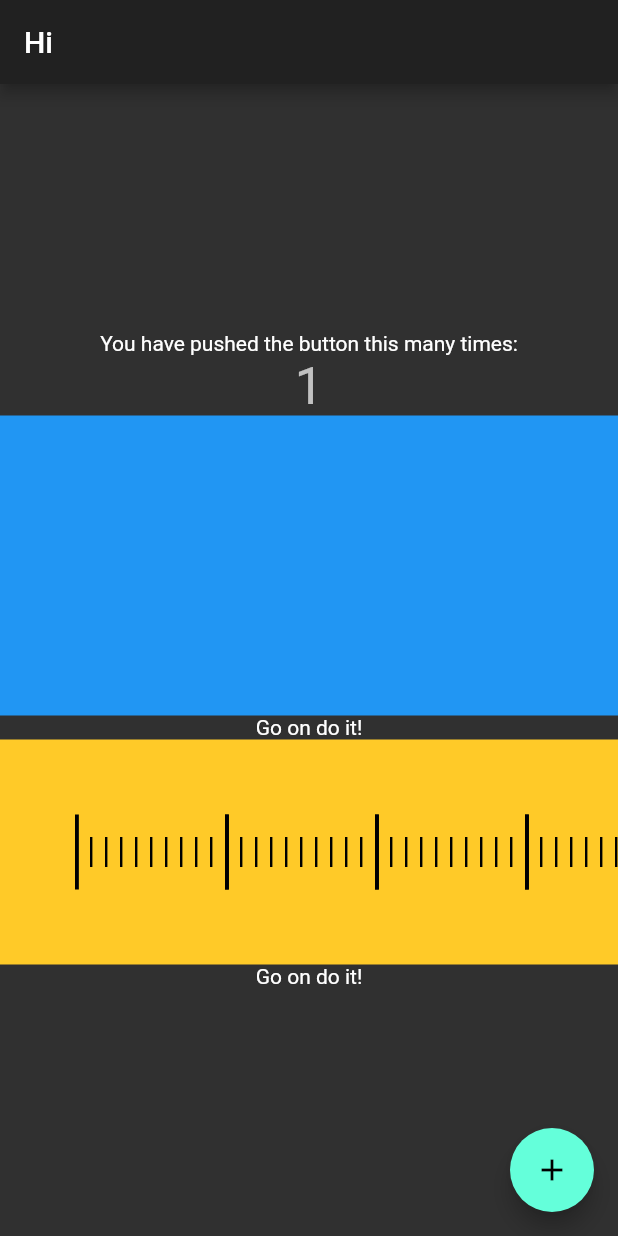
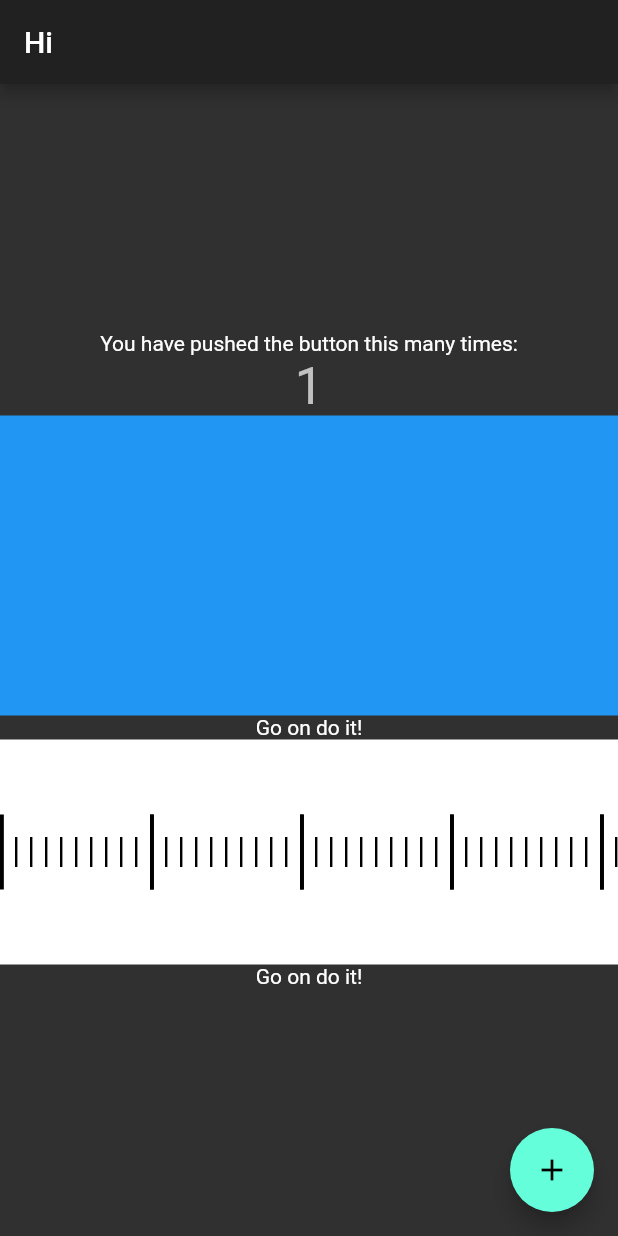
Before and after one commit to 4amVim/flutterStarter, a Flutter app: the screen it shows after launch, after a tap on the "add" icon, on a phone screen of 412 x 824 dp. Run offline on Flutter 3.47's test engine with Material 2 defaults, Android fonts, the phone set to English and light mode, and no system bars.

Commit message:
feat: :fire: its done

```diff
--- a/lib/main.dart
+++ b/lib/main.dart
@@ -14,6 +14,63 @@ class MyHomePage extends StatefulWidget {
   MyHomePage();
   @override
   _MyHomePageState createState() => _MyHomePageState();
+}
+
+class Ticker1 extends CustomPainter {
+  static double currentOffset = 0;
+  static double currentStart = 0;
+  // static Ticker1? zeTick;
+
+  Ticker1();
+
+  @override
+  void paint(Canvas canvas, Size size) {
+    print('gonna paint');
+    var xAxis = size.height / 2;
+    canvas
+      ..drawRect(Offset.zero & size, Paint()..color = Colors.white)
+      ..translate(currentStart, 0)
+      ..translate(0, xAxis);
+    // canvas.translate(offset, 0);
+    canvas.translate(currentOffset, 0);
+    // currentOffset = offset;
+
+    ///Add [howMany] number of segments to the tape
+    Canvas _addSegments(Canvas cvs, int howMany) {
+      Rect tensLine(double xOffset) => Offset(xOffset, -25) & Size(2.56, 50);
+      Rect unitLine(double xOffset) => Offset(xOffset, -10) & Size(1.6, 20);
+      var black = Paint()..color = Colors.black;
+      //* Draw segments
+      for (var no = 0; no < howMany; no++) {
+        //* Draw a segment
+        cvs.drawRect(tensLine(no * 100), black);
+        for (var i = 1; i < 10; i++) {
+          cvs.drawRect(unitLine(i * 10 + no * 100), black);
+        }
+        cvs.drawRect(tensLine((no + 1) * 100), black);
+      }
+      return cvs;
+    }
+
+    _addSegments(canvas, 9);
+  }
+
+  @override
+  bool shouldRepaint(Ticker1 oldDelegate) {
+    return false;
+  }
+
+  static offsetBy(double offset) {
+    print('offsetting by $offset');
+    currentOffset = offset;
+    // currentOffset += offset;
+  }
+
+  static void shiftStart() {
+    currentStart = currentOffset + currentStart;
+    currentOffset = 0;
+    print('told to start at $currentStart');
+  }
 }
 
 class _MyHomePageState extends State<MyHomePage> {
@@ -47,28 +104,36 @@ class _MyHomePageState extends State<MyHomePage> {
                       height: 200, child: Container(color: Colors.blue))),
               Text(text),
               Listener(
+                  //1
                   behavior: HitTestBehavior.opaque,
                   onPointerDown: (details) {
                     initialX = details.localPosition;
-                    print(initialX);
                   },
                   onPointerMove: (details) {
-                    var dx = details.localPosition.dx.toStringAsFixed(2);
-                    var dy = details.localPosition.dy.toStringAsFixed(2);
+                    var poka = details.localPosition.dx - initialX.dx;
                     setState(() {
-                      var poka = details.localPosition - initialX;
-                      offset = poka.dx; //double.parse(dx);
-                      text1 = '$initialX' 'poka.dx:${poka.dx}';
+                      Ticker1.offsetBy(poka);
+                      text1 =
+                          'Start: ${Ticker1.currentStart.toStringAsFixed(1)}'
+                          'offset: ${Ticker1.currentOffset.toStringAsFixed(1)}';
+                      // offset = offset + 1;
                     });
                   },
                   onPointerUp: (_) {
-                    nextTime = Ticker.zeTick!.offset;
+                    // nextTime = T+icker1.zeTick!.offset;
+                    print('current ??' + Ticker1.currentOffset.toString());
+                    setState(() {
+                      Ticker1.shiftStart();
+                      text1 =
+                          'Start: ${Ticker1.currentStart.toStringAsFixed(1)}'
+                          'offset: ${Ticker1.currentOffset.toStringAsFixed(1)}';
+                      // offset = offset + 1;
+                    });
                   },
                   child: SizedBox(
                       height: 150,
-                      child: CustomPaint(
-                          painter: Ticker.offset(offset, nextTime),
-                          child: Container()))),
+                      child:
+                          CustomPaint(painter: Ticker1(), child: Container()))),
               Text(text1)
             ])),
         floatingActionButton: FloatingActionButton(
@@ -78,65 +143,3 @@ class _MyHomePageState extends State<MyHomePage> {
         ), // This trailing comma makes auto-formatting nicer for build methods.
       );
 }
-
-/// What we do is, to build a Ticker given a start position,
-class Ticker extends CustomPainter {
-  double offset;
-
-  static Ticker? zeTick;
-  double zeroPosition;
-
-  Ticker(this.offset, this.zeroPosition);
-
-  factory Ticker.offset(offset, start) {
-    if (zeTick == null) {
-      print('pokoka');
-      zeTick = Ticker(offset, 50); //zeTick!.offset + offset);
-    } else {
-      zeTick = Ticker(offset,
-          zeTick!.offset + zeTick!.zeroPosition); //zeTick!.offset + offset);
-    }
-    return zeTick!;
-  }
-
-  @override
-  void paint(Canvas canvas, Size size) {
-    var xAxis = size.height / 2;
-    canvas
-      // ..translate(zeroPosition, 0)
-      ..drawRect(Offset.zero & size, Paint()..color = Color(0xFFFFCA28))
-      ..translate(0, xAxis);
-    canvas.translate(offset, 0);
-    canvas.translate(zeroPosition, 0);
-    print('current offset' + (offset + zeroPosition).toString());
-
-    ///Add [howMany] number of segments to the tape
-    Canvas _addSegments(Canvas cvs, int howMany) {
-      Rect tensLine(double xOffset) => Offset(xOffset, -25) & Size(2.56, 50);
-      Rect unitLine(double xOffset) => Offset(xOffset, -10) & Size(1.6, 20);
-      var black = Paint()..color = Colors.black;
-      //* Draw segments
-      for (var no = 0; no < howMany; no++) {
-        //* Draw a segment
-        cvs.drawRect(tensLine(no * 100), black);
-        for (var i = 1; i < 10; i++) {
-          cvs.drawRect(unitLine(i * 10 + no * 100), black);
-        }
-        cvs.drawRect(tensLine((no + 1) * 100), black);
-      }
-      return cvs;
-    }
-
-    _addSegments(canvas, 9);
-  }
-
-  @override
-  bool shouldRepaint(Ticker oldDelegate) {
-    // if (offset > 10) {
-    //   print('repaint' + (oldDelegate.offset - offset).toString());
-    //   return true;
-    // }
-    // print((oldDelegate.offset - offset).toStringAsFixed(1) + 'Wont ');
-    return false;
-  }
-}
```
